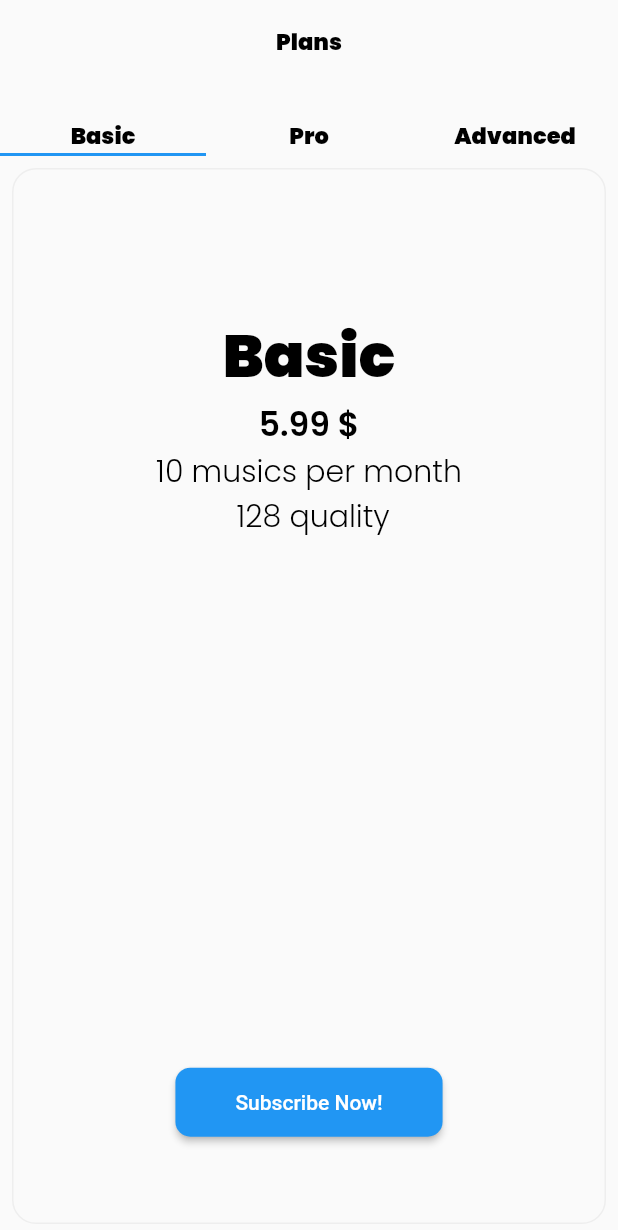
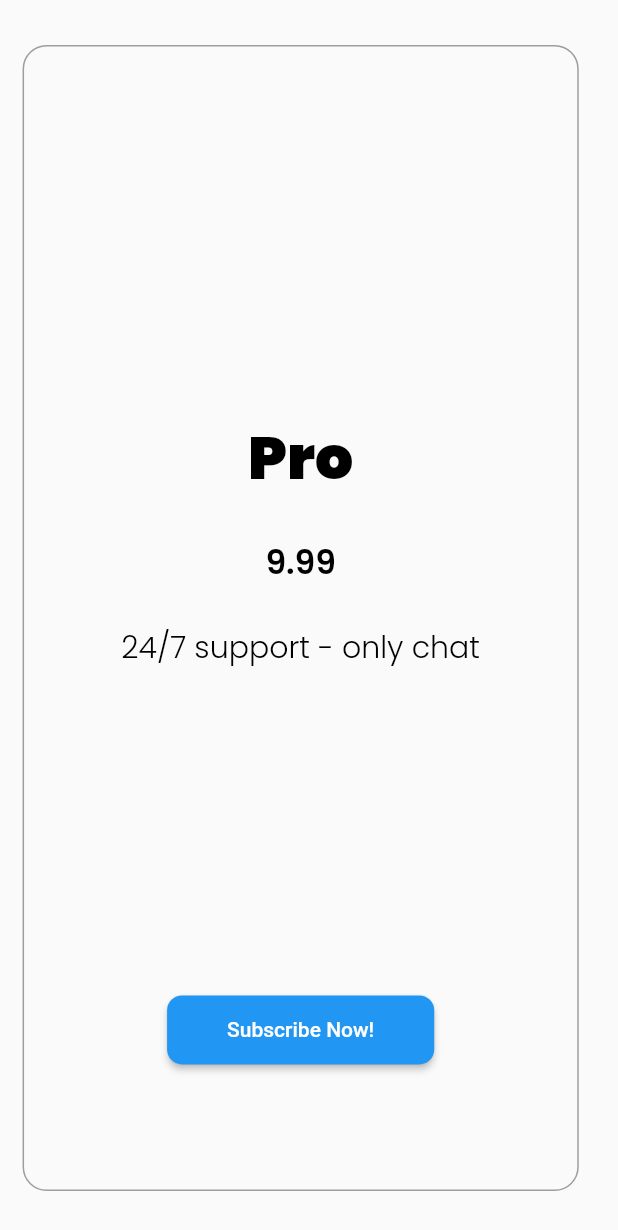
Before and after one commit to abbasdezak/rapyd_collect_api, a Flutter app: the PlansScreen screen opened directly, on a phone screen of 412 x 824 dp. Shown: the top 1230 px of the screen. Run offline on Flutter 3.47's test engine with Material 2 defaults, Android fonts, the phone set to English and light mode, and no system bars; our stand-ins replace flutter_rating_bar, font_awesome_flutter, get, smooth_page_indicator.

Commit message:
add ui features

```diff
--- a/lib/src/view/screen/plans_screen.dart
+++ b/lib/src/view/screen/plans_screen.dart
@@ -1,11 +1,6 @@
 import 'package:get/get.dart';
-import 'package:rapyd_collect_api/core/app_asset.dart';
 import 'package:flutter/material.dart';
 import 'package:rapyd_collect_api/core/app_style.dart';
-import 'package:rapyd_collect_api/src/controller/office_furniture_controller.dart';
-import 'package:rapyd_collect_api/src/view/widget/cart_list_view.dart';
-import 'package:rapyd_collect_api/src/view/widget/counter_button.dart';
-import 'package:rapyd_collect_api/src/view/widget/empty_widget.dart';
 
 class PlansScreen extends StatefulWidget {
   const PlansScreen({Key? key}) : super(key: key);
@@ -16,44 +11,50 @@ class PlansScreen extends StatefulWidget {
 
 class _PlansScreenState extends State<PlansScreen>
     with SingleTickerProviderStateMixin {
-  late TabController _tabController;
+  final ScrollController _scrollController =
+      ScrollController(initialScrollOffset: Get.width * .98);
+  final List<Map> plans = [
+    {
+      'title': 'Basic',
+      'price': 5.99,
+      'details': 'Limited support',
+    },
+    {
+      'title': 'Pro',
+      'price': 9.99,
+      'details': '24/7 support - only chat',
+    },
+    {
+      'title': 'Advanced',
+      'price': 19.99,
+      'details': '24/7 support - calls and chat',
+    },
+  ];
   @override
   void initState() {
-    _tabController = TabController(length: 3, vsync: this);
     super.initState();
   }
 
   @override
   Widget build(BuildContext context) {
     return Scaffold(
-        appBar: AppBar(
-          title: Text('Plans', style: h4Style),
-          bottom: TabBar(controller: _tabController, tabs: [
-            Text('Basic', style: h4Style),
-            Text('Pro', style: h4Style),
-            Text('Advanced', style: h4Style),
-          ]),
-        ),
-        body: TabBarView(
-          controller: _tabController,
-          children: [
-            PlanTabView(
-                title: 'Basic',
-                subTitle: '5.99 \$',
-                details: '10 musics per month \n 128 quality',
-                onTap: () {}),
-            PlanTabView(
-                title: 'Pro',
-                subTitle: '15.99 \$',
-                details: '20 musics per month \n 128,320 quality',
-                onTap: () {}),
-            PlanTabView(
-                title: 'Advanced',
-                subTitle: '25.99 \$',
-                details: '50 musics per month \n 128,320,HiFi quality',
-                onTap: () {}),
-          ],
-        ));
+      body: _planLists(),
+    );
+  }
+
+  ListView _planLists() {
+    return ListView.builder(
+      controller: _scrollController,
+      itemBuilder: (context, index) {
+        return PlanTabView(
+            title: plans[index]['title'],
+            subTitle: plans[index]['price'].toString(),
+            details: plans[index]['details'],
+            onTap: () {});
+      },
+      itemCount: 3,
+      scrollDirection: Axis.horizontal,
+    );
   }
 }
 
@@ -74,27 +75,35 @@ class PlanTabView extends StatelessWidget {
   @override
   Widget build(BuildContext context) {
     return Container(
+      width: Get.width * .9,
+      height: Get.height * .7,
       decoration: BoxDecoration(
           borderRadius: BorderRadius.circular(16),
           border: Border.all(
-            color: Colors.grey[200]!,
+            color: Colors.grey,
           )),
-      padding: const EdgeInsets.all(15),
-      margin: const EdgeInsets.all(8),
+      padding: EdgeInsets.symmetric(horizontal: Get.width * .1),
+      margin: EdgeInsets.symmetric(horizontal: 16, vertical: 30),
       child: Column(
         children: [
           SizedBox(
-            height: Get.height * .1,
+            height: Get.height * .3,
           ),
           Text(
             title,
             style: h15Style,
             textAlign: TextAlign.center,
           ),
+          SizedBox(
+            height: Get.height * .03,
+          ),
           Text(
             subTitle,
             style: h2Style,
             textAlign: TextAlign.center,
+          ),
+          SizedBox(
+            height: Get.height * .03,
           ),
           Text(
             details,
@@ -104,7 +113,7 @@ class PlanTabView extends StatelessWidget {
           Spacer(),
           ElevatedButton(onPressed: onTap, child: Text('Subscribe Now!')),
           SizedBox(
-            height: Get.height * .05,
+            height: Get.height * .1,
           ),
         ],
       ),
```
Also changed, not shown: lib/src/view/screen/cart_screen.dart (+7 -2 lines), lib/src/view/screen/items_detail_screen.dart (+21 -21 lines).
